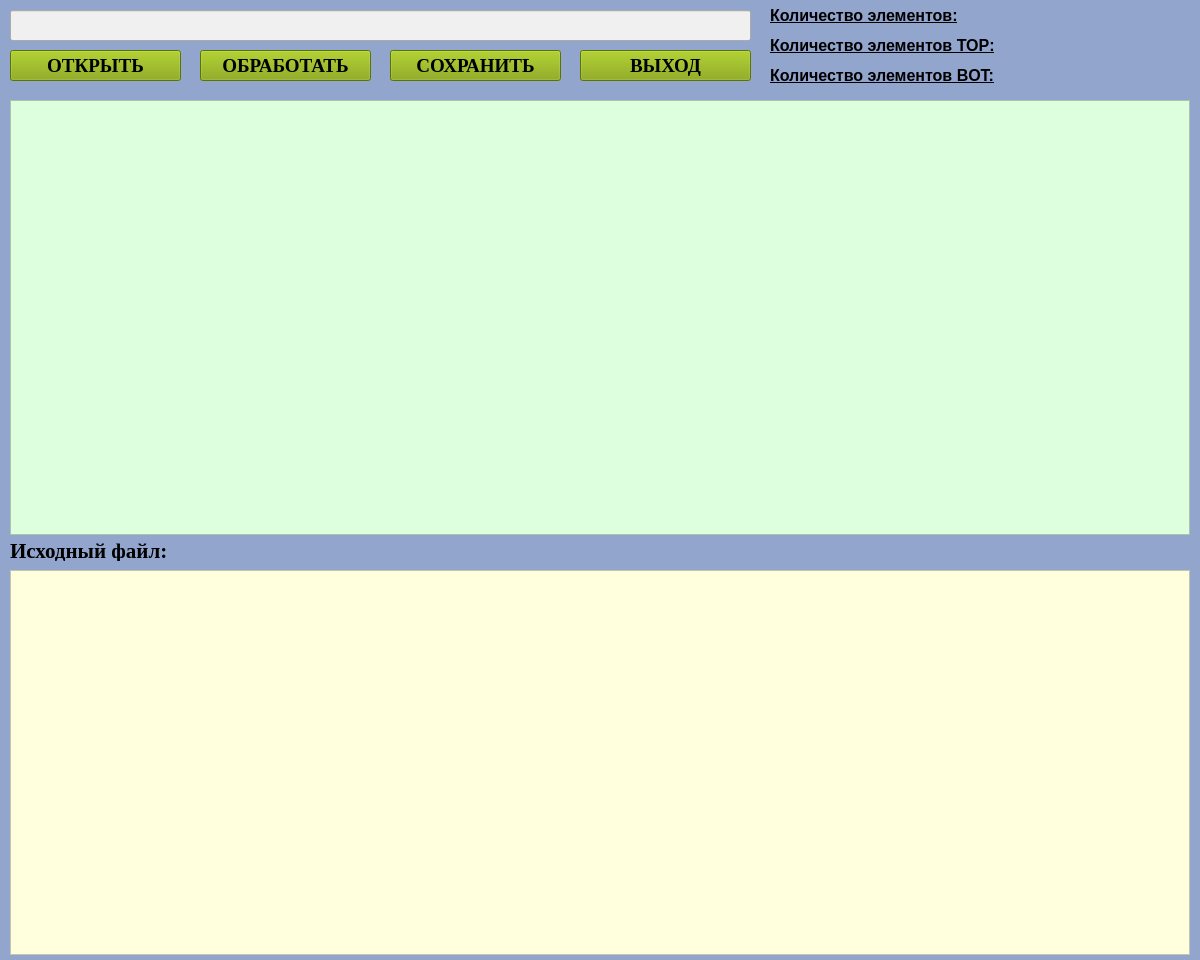
This is mainwindow.ui in SquizzyMan/ReportParser as Qt 5 draws it before an edit. The edited form follows.
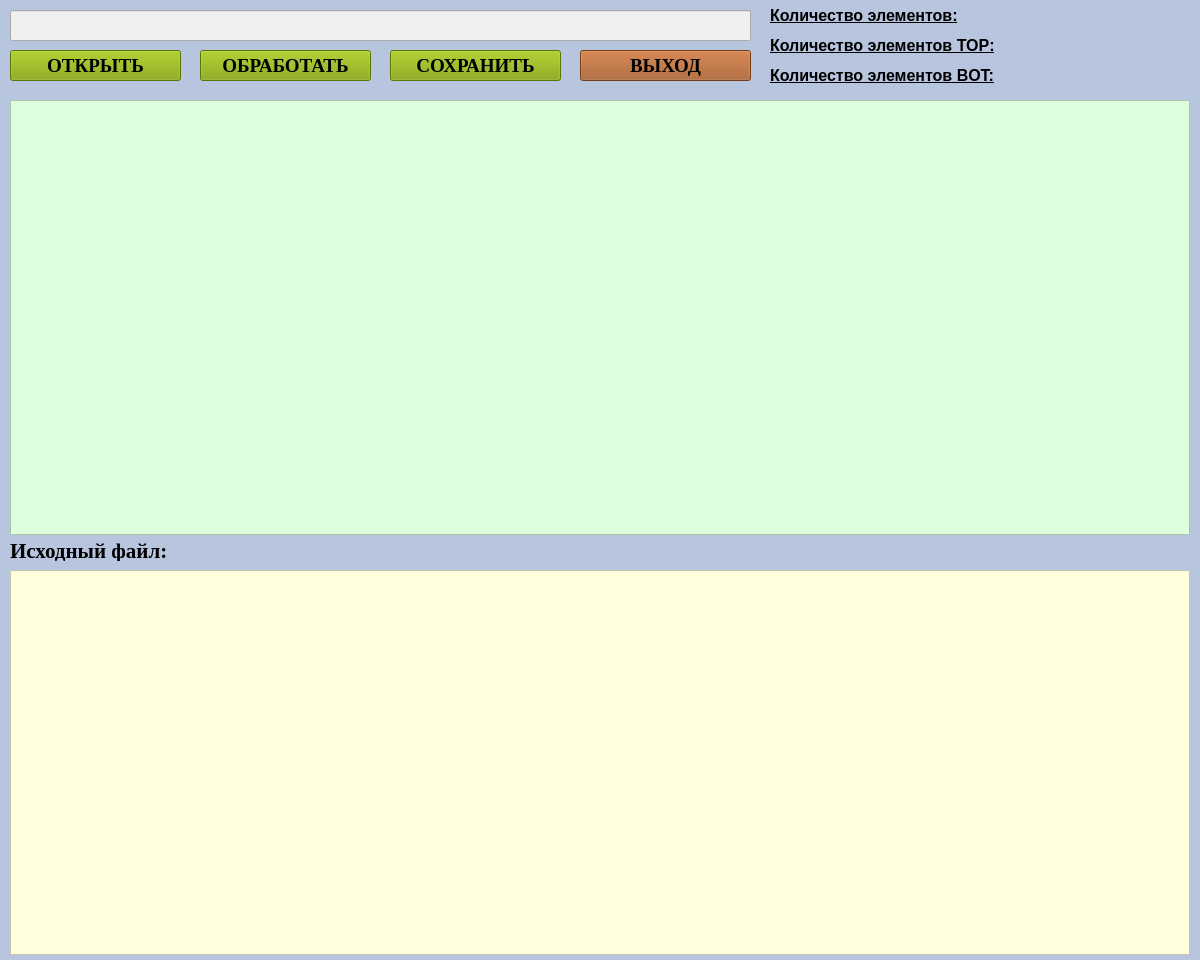
This is the edited form.

```diff
--- a/mainwindow.ui
+++ b/mainwindow.ui
@@ -32,7 +32,7 @@
    <string>MainWindow</string>
   </property>
   <property name="styleSheet">
-   <string notr="true">background-color: rgb(146, 165, 205);</string>
+   <string notr="true">background-color: rgb(184, 197, 223);</string>
   </property>
   <widget class="QWidget" name="centralWidget">
    <widget class="QTextEdit" name="textEdit">
@@ -162,7 +162,7 @@
      </font>
     </property>
     <property name="styleSheet">
-     <string notr="true">background-color: rgb(128, 162, 0);</string>
+     <string notr="true">background-color: rgb(161, 84, 30)</string>
     </property>
     <property name="text">
      <string>ВЫХОД</string>
```
